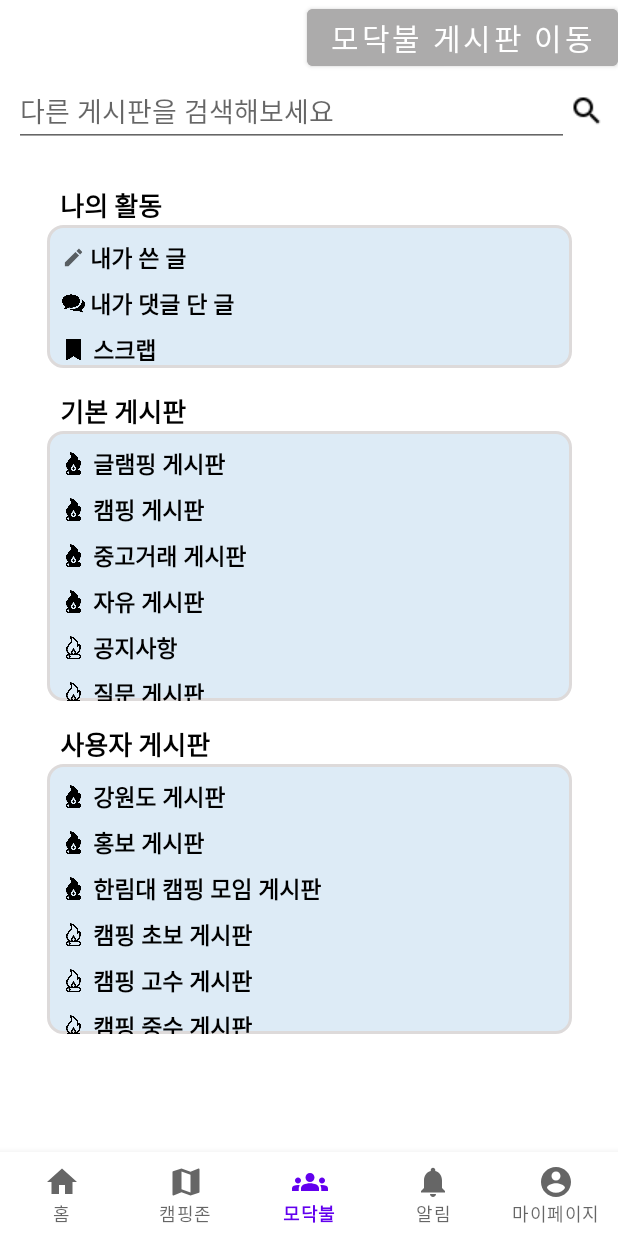
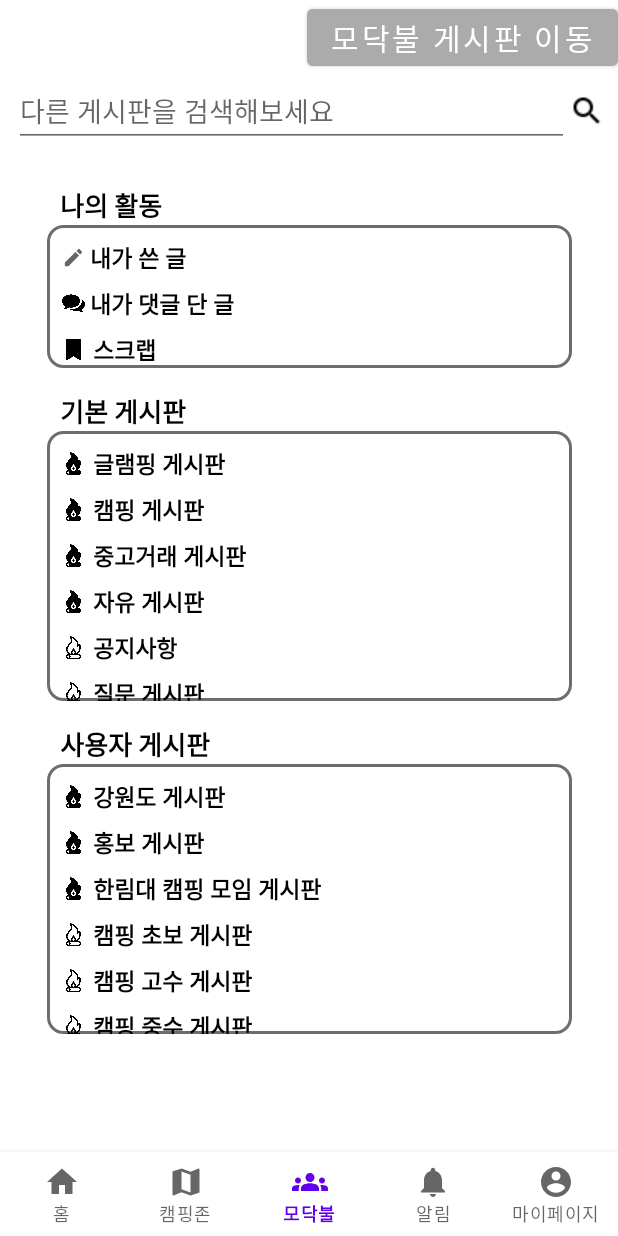
Before and after one commit to OhGyong/Campers-Android, an Android app: the CommunityFragment screen opened through its navigation route, on a phone screen of 412 x 824 dp. Run offline under Robolectric (Android 15) with nearby library versions, the phone set to English and light mode, and no system bars; our stand-ins replace navigation-ui; network calls fail; 19 statements that could not run were skipped.

Commit message:
- gif scaleType 수정 - 홈 화면 테두리 shape 변경

```diff
--- a/app/src/main/res/drawable/home_round.xml
+++ b/app/src/main/res/drawable/home_round.xml
@@ -2,7 +2,7 @@
 <shape xmlns:android="http://schemas.android.com/apk/res/android"
     android:padding="10dp"
     android:shape="rectangle" >
-    <solid android:color="#DDEBF6" />
+    <solid android:color="@color/white" />
     <corners
         android:bottomLeftRadius="10dp"
         android:bottomRightRadius="10dp"
@@ -10,5 +10,5 @@
         android:topRightRadius="10dp" />
     <stroke
         android:width="2dp"
-        android:color="#DDDADA"/>
+        android:color="#6E6D6D"/>
 </shape>
--- a/app/src/main/res/layout/activity_splash.xml
+++ b/app/src/main/res/layout/activity_splash.xml
@@ -10,7 +10,7 @@
         android:id="@+id/splash_logo_gif"
         android:layout_width="wrap_content"
         android:layout_height="wrap_content"
-        android:scaleType="fitStart"
+        android:scaleType="fitCenter"
         app:layout_constraintBottom_toBottomOf="parent"
         app:layout_constraintEnd_toEndOf="parent"
         app:layout_constraintStart_toStartOf="parent"
```
Also changed, not shown: app/src/main/res/raw/splash_gif.gif.
